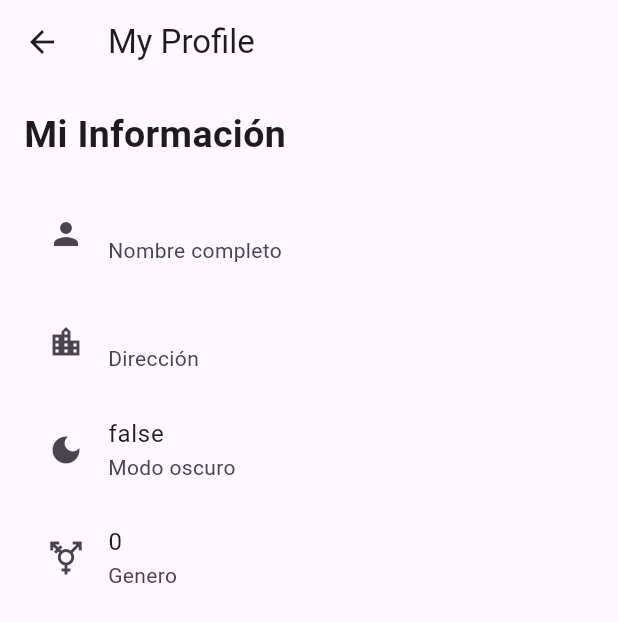
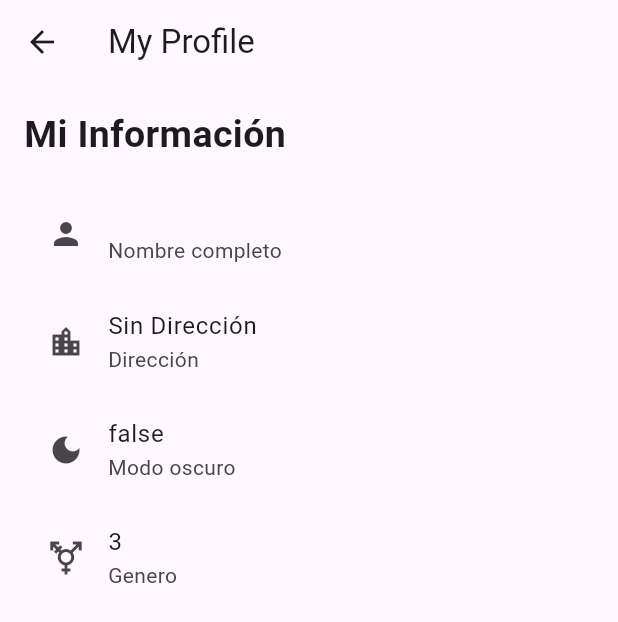
Before and after one commit to duducito15/app08_shared_20242, a Flutter app: the MyProfilePage screen opened directly, on a phone screen of 412 x 824 dp. Shown: the top 622 px of the screen. Run offline on Flutter 3.47's test engine with Material 3 defaults, Android fonts, the phone set to English and light mode, and no system bars; our stand-ins replace shared_preferences; accounts and stored records are empty; network calls fail.

Commit message:
my profile terminado

```diff
--- a/lib/main.dart
+++ b/lib/main.dart
@@ -10,7 +10,7 @@ class MyApp extends StatelessWidget {
   Widget build(BuildContext context) {
     return MaterialApp(
       title: 'Material App',
-      debugShowCheckedModeBanner: false,
+      //debugShowCheckedModeBanner: false,
       home: HomePage(),
     );
   }
--- a/lib/pages/my_profile_page.dart
+++ b/lib/pages/my_profile_page.dart
@@ -1,10 +1,31 @@
 import 'package:flutter/material.dart';
+import 'package:shared_preferences/shared_preferences.dart';
 
-class MyProfilePage extends StatelessWidget {
+class MyProfilePage extends StatefulWidget {
+  @override
+  State<MyProfilePage> createState() => _MyProfilePageState();
+}
+
+class _MyProfilePageState extends State<MyProfilePage> {
   String fullName = "";
   String address = "";
   bool darkMode = false;
   int gender = 0;
+
+  @override
+  void initState() {
+    super.initState();
+    getSharedPreferences();
+  }
+
+  getSharedPreferences() async {
+    SharedPreferences prefs = await SharedPreferences.getInstance();
+    fullName = prefs.getString("fullName") ?? "Sin Nombre";
+    address = prefs.getString("address") ?? "Sin Dirección";
+    darkMode = prefs.getBool("darkMode") ?? false;
+    gender = prefs.getInt("gender") ?? 3;
+    setState(() {});
+  }
 
   @override
   Widget build(BuildContext context) {
```
Also changed, not shown: lib/pages/home_page.dart (+1 -12 lines).
